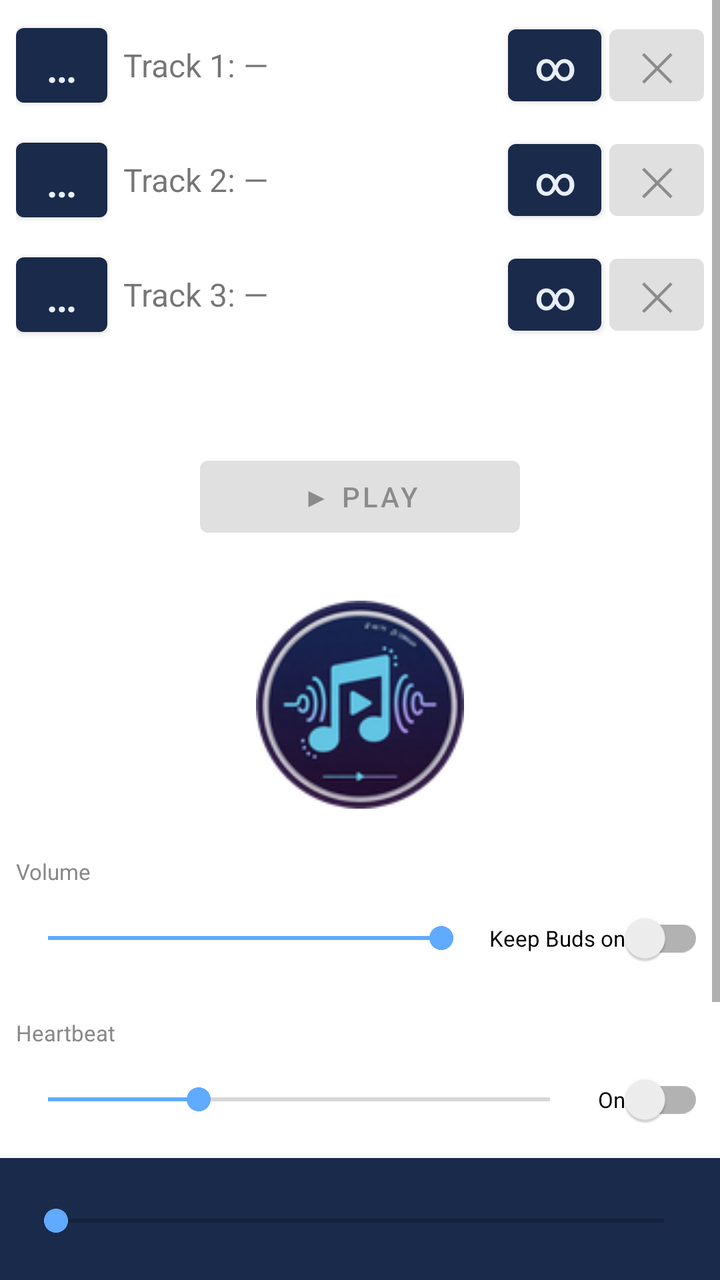
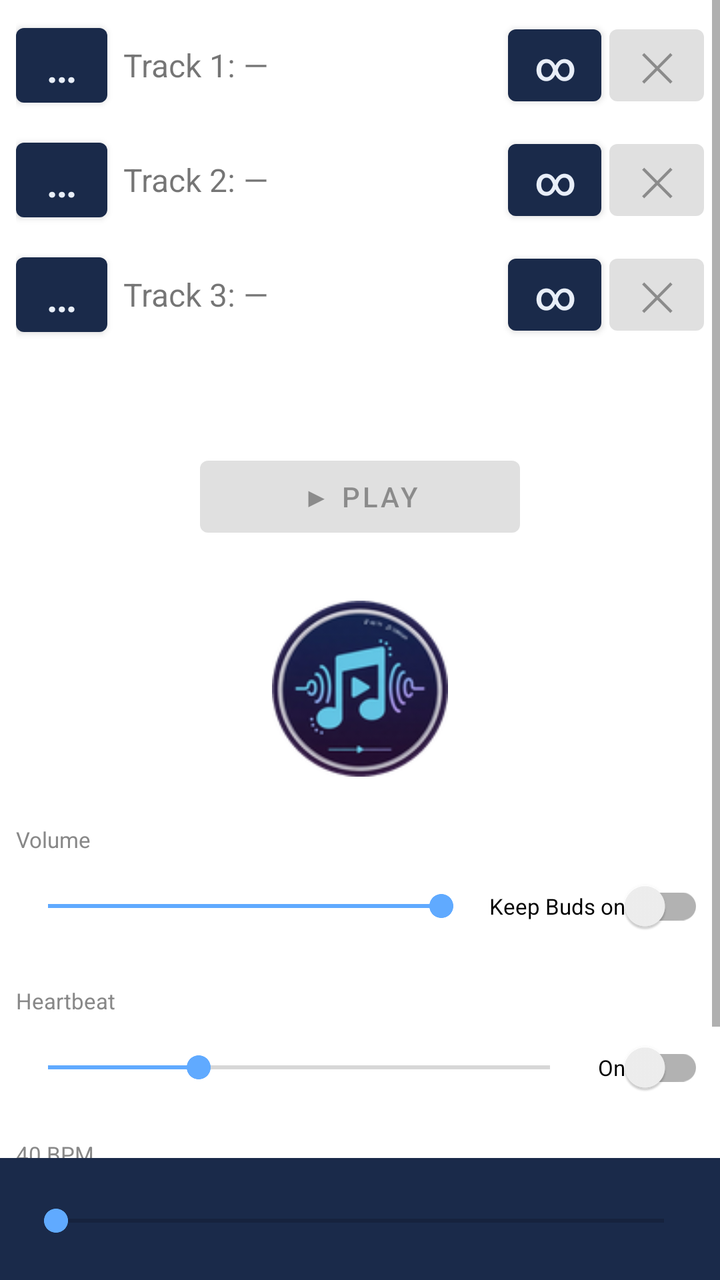

Before-and-after screenshots of an Android layout around one commit, followed by the original layout XML and the change that was made.
<!-- AndroidManifest.xml: application theme Theme.AvrcpPlayer -->
<!-- res/layout/activity_main.xml -->
<?xml version="1.0" encoding="utf-8"?>
<RelativeLayout xmlns:android="http://schemas.android.com/apk/res/android"
    android:layout_width="match_parent"
    android:layout_height="match_parent">

    <ScrollView
        android:layout_width="match_parent"
        android:layout_height="match_parent"
        android:layout_above="@id/statusBar"
        android:fillViewport="true">

        <LinearLayout
            android:layout_width="match_parent"
            android:layout_height="wrap_content"
            android:orientation="vertical"
            android:padding="8dp">

            
            <LinearLayout
                android:layout_width="match_parent"
                android:layout_height="wrap_content"
                android:orientation="horizontal"
                android:gravity="center_vertical"
                android:layout_marginBottom="8dp">

                <Button
                    android:id="@+id/btnAddTrack0"
                    android:layout_width="wrap_content"
                    android:layout_height="wrap_content"
                    android:text="…"
                    android:textSize="22sp"
                    android:minWidth="0dp"
                    android:paddingHorizontal="14dp"
                    android:layout_marginEnd="8dp" />

                <TextView
                    android:id="@+id/tvTrack0"
                    android:layout_width="0dp"
                    android:layout_height="wrap_content"
                    android:layout_weight="1"
                    android:text="Track 1: —"
                    android:textSize="16sp" />

                <Button
                    android:id="@+id/btnRepeat0"
                    android:layout_width="wrap_content"
                    android:layout_height="wrap_content"
                    android:text="∞"
                    android:textSize="20sp"
                    android:minWidth="0dp"
                    android:paddingHorizontal="12dp"
                    android:layout_marginEnd="4dp" />

                <Button
                    android:id="@+id/btnRemoveTrack0"
                    android:layout_width="wrap_content"
                    android:layout_height="wrap_content"
                    android:text="@string/btn_remove"
                    android:textSize="20sp"
                    android:minWidth="0dp"
                    android:paddingHorizontal="14dp"
                    android:enabled="false" />
            </LinearLayout>

            
            <LinearLayout
                android:layout_width="match_parent"
                android:layout_height="wrap_content"
                android:orientation="horizontal"
                android:gravity="center_vertical"
                android:layout_marginBottom="8dp">

                <Button
                    android:id="@+id/btnAddTrack1"
                    android:layout_width="wrap_content"
                    android:layout_height="wrap_content"
                    android:text="…"
                    android:textSize="22sp"
                    android:minWidth="0dp"
                    android:paddingHorizontal="14dp"
                    android:layout_marginEnd="8dp" />

                <TextView
                    android:id="@+id/tvTrack1"
                    android:layout_width="0dp"
                    android:layout_height="wrap_content"
                    android:layout_weight="1"
                    android:text="Track 2: —"
                    android:textSize="16sp" />

                <Button
                    android:id="@+id/btnRepeat1"
                    android:layout_width="wrap_content"
                    android:layout_height="wrap_content"
                    android:text="∞"
                    android:textSize="20sp"
                    android:minWidth="0dp"
                    android:paddingHorizontal="12dp"
                    android:layout_marginEnd="4dp" />

                <Button
                    android:id="@+id/btnRemoveTrack1"
                    android:layout_width="wrap_content"
                    android:layout_height="wrap_content"
                    android:text="@string/btn_remove"
                    android:textSize="20sp"
                    android:minWidth="0dp"
                    android:paddingHorizontal="14dp"
                    android:enabled="false" />
            </LinearLayout>

            
            <LinearLayout
                android:layout_width="match_parent"
                android:layout_height="wrap_content"
                android:orientation="horizontal"
                android:gravity="center_vertical"
                android:layout_marginBottom="8dp">

                <Button
                    android:id="@+id/btnAddTrack2"
                    android:layout_width="wrap_content"
                    android:layout_height="wrap_content"
                    android:text="…"
                    android:textSize="22sp"
                    android:minWidth="0dp"
                    android:paddingHorizontal="14dp"
                    android:layout_marginEnd="8dp" />

                <TextView
                    android:id="@+id/tvTrack2"
                    android:layout_width="0dp"
                    android:layout_height="wrap_content"
                    android:layout_weight="1"
                    android:text="Track 3: —"
                    android:textSize="16sp" />

                <Button
                    android:id="@+id/btnRepeat2"
                    android:layout_width="wrap_content"
                    android:layout_height="wrap_content"
                    android:text="∞"
                    android:textSize="20sp"
                    android:minWidth="0dp"
                    android:paddingHorizontal="12dp"
                    android:layout_marginEnd="4dp" />

                <Button
                    android:id="@+id/btnRemoveTrack2"
                    android:layout_width="wrap_content"
                    android:layout_height="wrap_content"
                    android:text="@string/btn_remove"
                    android:textSize="20sp"
                    android:minWidth="0dp"
                    android:paddingHorizontal="14dp"
                    android:enabled="false" />
            </LinearLayout>

            
            <TextView
                android:id="@+id/tvSlot"
                android:layout_width="match_parent"
                android:layout_height="wrap_content"
                android:text=""
                android:textSize="11sp"
                android:textColor="#888888"
                android:gravity="center" />

            <TextView
                android:id="@+id/tvNowPlaying"
                android:layout_width="match_parent"
                android:layout_height="wrap_content"
                android:text="@string/now_playing_none"
                android:textSize="16sp"
                android:gravity="center"
                android:layout_marginBottom="8dp" />

            <Button
                android:id="@+id/btnPlayPause"
                android:layout_width="160dp"
                android:layout_height="wrap_content"
                android:text="@string/btn_play"
                android:enabled="false"
                android:layout_gravity="center_horizontal"
                android:layout_marginBottom="12dp" />

            <ImageView
                android:id="@+id/imgLogo"
                android:layout_width="120dp"
                android:layout_height="120dp"
                android:layout_gravity="center_horizontal"
                android:layout_marginTop="8dp"
                android:layout_marginBottom="8dp"
                android:src="@mipmap/ic_launcher"
                android:scaleType="fitCenter"
                android:padding="8dp"
                android:contentDescription="@string/app_name" />

            
            <TextView
                android:layout_width="match_parent"
                android:layout_height="wrap_content"
                android:text="@string/volume_label"
                android:textSize="11sp"
                android:textColor="#888888"
                android:layout_marginTop="8dp"
                android:layout_marginBottom="2dp" />

            <LinearLayout
                android:layout_width="match_parent"
                android:layout_height="wrap_content"
                android:orientation="horizontal"
                android:gravity="center_vertical"
                android:layout_marginBottom="8dp">

                <SeekBar
                    android:id="@+id/volumeSlider"
                    android:layout_width="0dp"
                    android:layout_height="wrap_content"
                    android:layout_weight="1"
                    android:max="100"
                    android:progress="100"
                    android:progressTint="#60aaff"
                    android:thumbTint="#60aaff" />

                <androidx.appcompat.widget.SwitchCompat
                    android:id="@+id/switchKeepAlive"
                    android:layout_width="wrap_content"
                    android:layout_height="wrap_content"
                    android:text="@string/keep_buds_on"
                    android:textSize="11sp"
                    android:layout_marginStart="8dp" />
            </LinearLayout>

            
            <TextView
                android:layout_width="match_parent"
                android:layout_height="wrap_content"
                android:text="@string/heartbeat_label"
                android:textSize="11sp"
                android:textColor="#888888"
                android:layout_marginTop="8dp"
                android:layout_marginBottom="2dp" />

            <LinearLayout
                android:layout_width="match_parent"
                android:layout_height="wrap_content"
                android:orientation="horizontal"
                android:gravity="center_vertical"
                android:layout_marginBottom="8dp">

                <SeekBar
                    android:id="@+id/sliderHeartbeat"
                    android:layout_width="0dp"
                    android:layout_height="wrap_content"
                    android:layout_weight="1"
                    android:max="100"
                    android:progress="30"
                    android:progressTint="#60aaff"
                    android:thumbTint="#60aaff" />

                <androidx.appcompat.widget.SwitchCompat
                    android:id="@+id/switchHeartbeat"
                    android:layout_width="wrap_content"
                    android:layout_height="wrap_content"
                    android:text="@string/heartbeat_on"
                    android:textSize="11sp"
                    android:layout_marginStart="8dp" />
            </LinearLayout>

            
            <TextView
                android:id="@+id/tvHeartbeatBpm"
                android:layout_width="match_parent"
                android:layout_height="wrap_content"
                android:text="40 BPM"
                android:textSize="11sp"
                android:textColor="#888888"
                android:layout_marginTop="4dp"
                android:layout_marginBottom="2dp" />

            <SeekBar
                android:id="@+id/sliderHeartbeatBpm"
                android:layout_width="match_parent"
                android:layout_height="wrap_content"
                android:max="30"
                android:progress="10"
                android:progressTint="#60aaff"
                android:thumbTint="#60aaff"
                android:layout_marginBottom="8dp" />

            
            <TextView
                android:layout_width="match_parent"
                android:layout_height="wrap_content"
                android:text="@string/settings_eq_label"
                android:textSize="11sp"
                android:textColor="#888888"
                android:layout_marginTop="8dp"
                android:layout_marginBottom="2dp" />

            <HorizontalScrollView
                android:layout_width="match_parent"
                android:layout_height="wrap_content"
                android:scrollbars="none"
                android:layout_marginBottom="8dp">

                <LinearLayout
                    android:id="@+id/eqContainer"
                    android:layout_width="wrap_content"
                    android:layout_height="wrap_content"
                    android:orientation="horizontal" />
            </HorizontalScrollView>

        </LinearLayout>
    </ScrollView>

    
    <LinearLayout
        android:id="@+id/statusBar"
        android:layout_width="match_parent"
        android:layout_height="wrap_content"
        android:layout_alignParentBottom="true"
        android:orientation="vertical"
        android:background="#1a2a4a"
        android:paddingHorizontal="12dp"
        android:paddingTop="4dp"
        android:paddingBottom="4dp">

        <TextView
            android:id="@+id/tvStatusTitle"
            android:layout_width="match_parent"
            android:layout_height="wrap_content"
            android:text="@string/now_playing_none"
            android:textColor="#ffffff"
            android:textSize="12sp"
            android:singleLine="true"
            android:ellipsize="end"
            android:layout_marginBottom="2dp" />

        <SeekBar
            android:id="@+id/seekBar"
            android:layout_width="match_parent"
            android:layout_height="wrap_content"
            android:enabled="false"
            android:progressTint="#60aaff"
            android:thumbTint="#60aaff"
            android:layout_marginBottom="2dp" />

        <LinearLayout
            android:layout_width="match_parent"
            android:layout_height="wrap_content"
            android:orientation="horizontal">

            <TextView
                android:id="@+id/tvPosition"
                android:layout_width="0dp"
                android:layout_height="wrap_content"
                android:layout_weight="1"
                android:text=""
                android:textColor="#aaccff"
                android:textSize="11sp" />

            <TextView
                android:id="@+id/tvRemaining"
                android:layout_width="0dp"
                android:layout_height="wrap_content"
                android:layout_weight="1"
                android:gravity="center"
                android:text=""
                android:textColor="#aaccff"
                android:textSize="11sp" />

            <TextView
                android:id="@+id/tvDuration"
                android:layout_width="0dp"
                android:layout_height="wrap_content"
                android:layout_weight="1"
                android:gravity="end"
                android:text=""
                android:textColor="#aaccff"
                android:textSize="11sp" />

        </LinearLayout>
    </LinearLayout>

</RelativeLayout>
<!-- resources referenced by this layout -->
<resources>
  <!-- mipmap ic_launcher: png bitmap (mipmap-hdpi, 5773 bytes) -->
  <string name="app_name">BudsPlay</string>
  <string name="btn_play">▶  Play</string>
  <string name="btn_remove">✕</string>
  <string name="heartbeat_label">Heartbeat</string>
  <string name="heartbeat_on">On</string>
  <string name="keep_buds_on">Keep Buds on</string>
  <string name="now_playing_none" />
  <string name="settings_eq_label">Equalizer</string>
  <string name="volume_label">Volume</string>
  <style name="Theme.AvrcpPlayer" parent="Theme.MaterialComponents.DayNight.DarkActionBar">
          <item name="colorPrimary">#1a2a4a</item>
          <item name="colorPrimaryVariant">#2a4a7a</item>
          <item name="colorOnPrimary">#e8eef8</item>
      </style>
</resources>

<!-- the commit's change to res/layout/activity_main.xml (unified diff, before → after) -->
@@ -186,8 +186,8 @@
 
             <ImageView
                 android:id="@+id/imgLogo"
-                android:layout_width="120dp"
-                android:layout_height="120dp"
+                android:layout_width="104dp"
+                android:layout_height="104dp"
                 android:layout_gravity="center_horizontal"
                 android:layout_marginTop="8dp"
                 android:layout_marginBottom="8dp"
